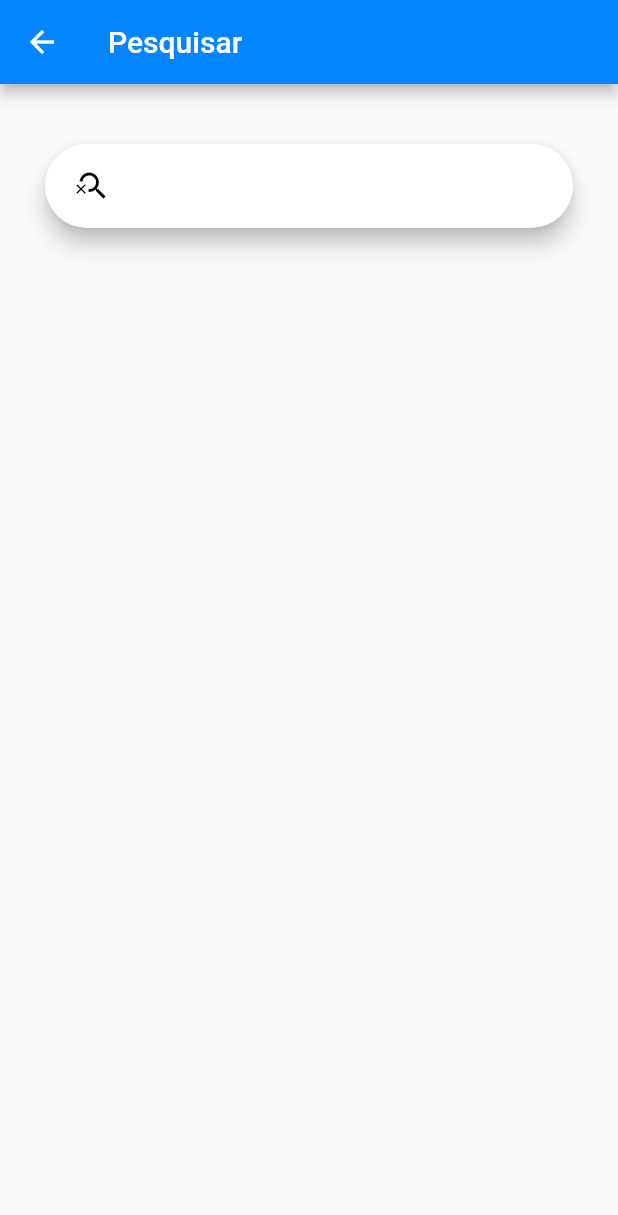
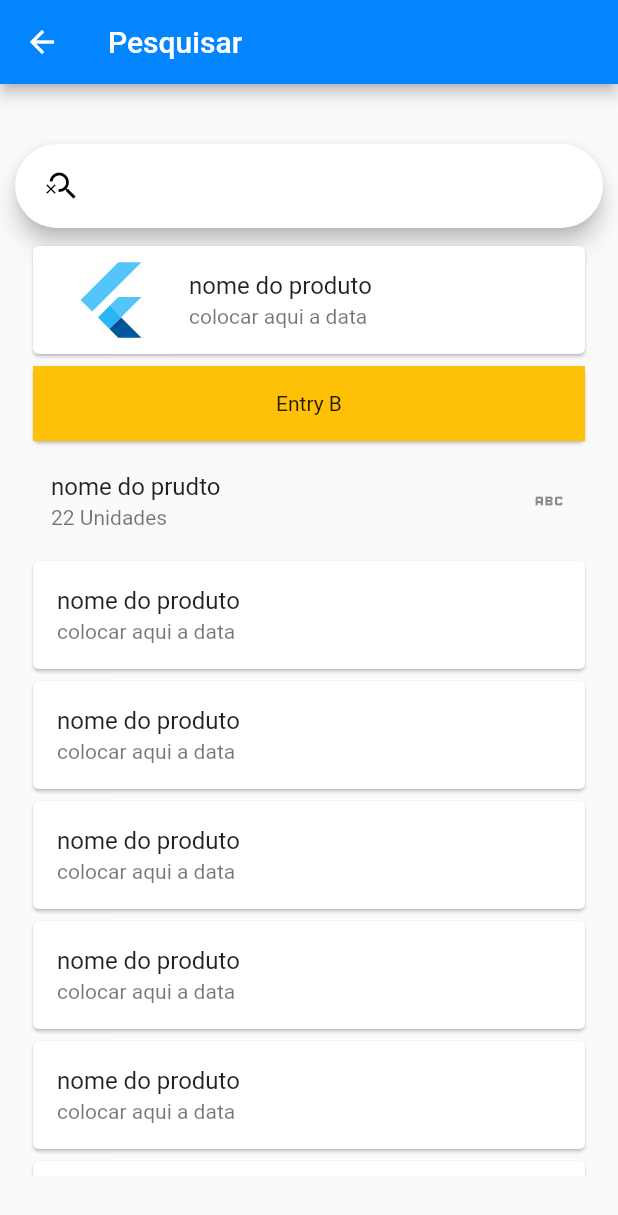
Before and after one commit to JOA0Vitor/App_pastel, a Flutter app: the Pesquisar screen opened directly, on a phone screen of 412 x 824 dp. Shown: the top 1215 px of the screen. Run offline on Flutter 3.47's test engine with Material 2 defaults, Android fonts, the phone set to English and light mode, and no system bars; our stand-ins replace flutter_spinbox, google_fonts, searchfield; network calls fail.

Commit message:
display search

```diff
--- a/lib/pages/cadastro_login.dart
+++ b/lib/pages/cadastro_login.dart
@@ -65,7 +65,7 @@ class _cadastro_loginState extends State<cadastro_login> {
                   style: TextStyle(fontSize: 21),
                 ),
                 TextField(
-                  controller: emailController,
+                  controller: senhaController,
                   decoration: const InputDecoration(
                     hintText: 'Digite sua senha',
                   ),
@@ -78,7 +78,7 @@ class _cadastro_loginState extends State<cadastro_login> {
                   style: TextStyle(fontSize: 21),
                 ),
                 TextField(
-                  controller: emailController,
+                  controller: conSenhaController,
                   decoration: const InputDecoration(
                     hintText: 'Digite sua senha',
                   ),
--- a/lib/pages/login_page.dart
+++ b/lib/pages/login_page.dart
@@ -22,7 +22,7 @@ class _LoginPageState extends State<LoginPage> {
   Widget build(BuildContext context) {
     return SafeArea(
       child: Scaffold(
-        backgroundColor: const Color.fromARGB(255, 177, 177, 177),
+        backgroundColor: Color.fromARGB(255, 255, 255, 255),
         body: SingleChildScrollView(
           child: ConstrainedBox(
             constraints: BoxConstraints(
--- a/lib/pages/pesquisar.dart
+++ b/lib/pages/pesquisar.dart
@@ -1,7 +1,6 @@
 import 'package:flutter/material.dart';
 import 'adicionarItem.dart';
 import 'package:searchfield/searchfield.dart';
-import 'package:trilhaapp/pages/adicionarItem.dart';
 //https://www.youtube.com/watch?v=XNU3hX3QFeE ordenar list
 
 class Pesquisar extends StatefulWidget {
@@ -35,11 +34,12 @@ class _PesquisarState extends State<Pesquisar> {
           backgroundColor: const Color.fromARGB(255, 2, 133, 255),
         ),
         body: Padding(
-          padding: const EdgeInsets.symmetric(vertical: 40, horizontal: 30),
-          child: SearchAnchor(
+          padding: const EdgeInsets.symmetric(vertical: 40, horizontal: 10),
+          child: Column(
+            children: [
+              SearchAnchor(
                   builder: (BuildContext context, SearchController controller) {
                 // ignore: unused_label
-
                 return SearchBar(
                   controller: controller,
                   padding: const MaterialStatePropertyAll<EdgeInsets>(
@@ -63,25 +63,109 @@ class _PesquisarState extends State<Pesquisar> {
                       setState(() {
                         controller.closeView(item);
                       });
-                  Container(
-                    child: Text("dddddddd"),
-                    decoration: BoxDecoration(
-                        shape: BoxShape.circle, color: Colors.black),
-                    color: Colors.amber,
-                    padding: EdgeInsets.all(20.0),
-                    margin: EdgeInsets.all(20.0),
-                  );
                     },
                   );
                 });
+                // ignore: dead_code
               }),
+              Expanded(
+                // padding: const EdgeInsets.symmetric(vertical: 20),
+                child: ListView(
+                  shrinkWrap: true, // Defina shrinkWrap como true
+                  padding: const EdgeInsets.all(8),
+                  children: <Widget>[
+                    Card(
+                      child: ListTile(
+                        leading: FlutterLogo(size: 72.0),
+                        title: Text('nome do produto'),
+                        subtitle: Text("colocar aqui a data"),
+                      ),
+                    ),
+                    Card(
+                      child: Container(
+                        height: 50,
+                        color: Colors.amber[500],
+                        child: const Center(child: Text('Entry B')),
+                      ),
+                    ),
+                    ListTile(
+                      title: Text("nome do prudto"),
+                      subtitle: Text("22 Unidades"),
+                      enabled: true,
+                      trailing: Icon(Icons.abc),
+                    ),
+                    Card(
+                        child: ListTile(
+                      title: Text('nome do produto'),
+                      subtitle: Text("colocar aqui a data"),
+
+                      // trailing: Container(
+                      //   height: 50,
+                      //   color: Colors.amber[500],
+                      //   child: const Center(child: Text('Entry B')),
+                      // ),
+                    )),
+                    Card(
+                        child: ListTile(
+                      title: Text('nome do produto'),
+                      subtitle: Text("colocar aqui a data"),
+                    )),
+                    Card(
+                        child: ListTile(
+                      title: Text('nome do produto'),
+                      subtitle: Text("colocar aqui a data"),
+                    )),
+                    Card(
+                        child: ListTile(
+                      title: Text('nome do produto'),
+                      subtitle: Text("colocar aqui a data"),
+                    )),
+                    Card(
+                        child: ListTile(
+                      title: Text('nome do produto'),
+                      subtitle: Text("colocar aqui a data"),
+                    )),
+                    Card(
+                        child: ListTile(
+                      title: Text('nome do produto'),
+                      subtitle: Text("colocar aqui a data"),
+                    )),
+                    Card(
+                        child: ListTile(
+                      title: Text('nome do produto'),
+                      subtitle: Text("colocar aqui a data"),
+                    )),
+                    Card(
+                        child: ListTile(
+                      title: Text('nome do produto'),
+                      subtitle: Text("colocar aqui a data"),
+                    )),
+                    Card(
+                        child: ListTile(
+                      title: Text('nome do produto'),
+                      subtitle: Text("colocar aqui a data"),
+                    )),
+                  ],
+                ),
+              ),
+            ],
+          ),
         ),
       ),
     );
     // ignore: dead_code
   }
 }
+/* lixo e editar
 
+  child: Row (
+    children: [
+      IconButton(icon: Icon(Icons.edit),onPressed: null),
+      IconButton(icon: Icon(Icons.delete),onPressed: null),
+    ]
+  )
+
+ */
 
 /*
   SafeArea(
```
Lines whose indentation alone changed are shown as unchanged.
